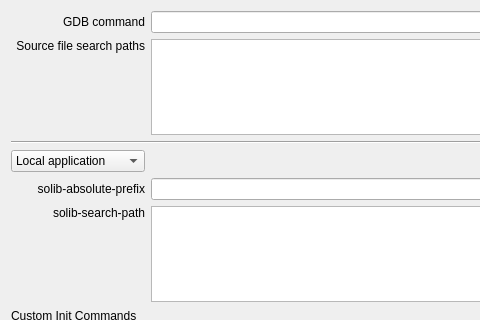
The window that addons/gdbplugin/advanced_settings.ui (KDE/kate) describes before a commit, drawn with Qt 5; both pictures show x 0 to 480 and y 0 to 320 of the 637 by 580 pixel window.
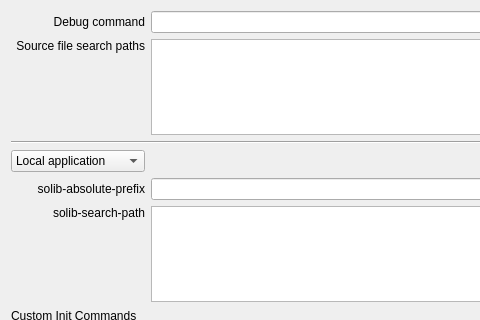
The same window after the commit.

```diff
--- a/addons/gdbplugin/advanced_settings.ui
+++ b/addons/gdbplugin/advanced_settings.ui
@@ -14,7 +14,7 @@
    <item row="0" column="0">
     <widget class="QLabel" name="u_gdbLabel">
      <property name="text">
-      <string>GDB command</string>
+      <string>Debug command</string>
      </property>
      <property name="alignment">
       <set>Qt::AlignRight|Qt::AlignTrailing|Qt::AlignVCenter</set>
```
